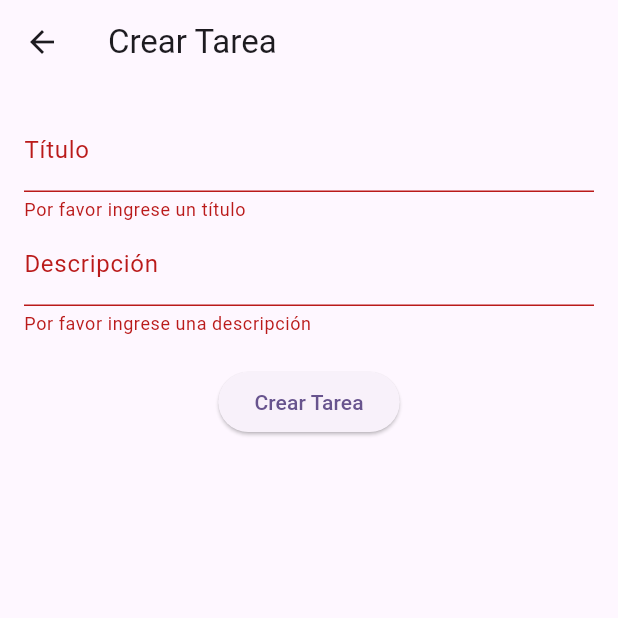
After one commit to MDA-Y-DGP/App, a Flutter app: the CrearTarea screen opened directly, after a tap on "Crear Tarea", on a phone screen of 412 x 824 dp, the top half of it. The commit adds this screen. Run offline on Flutter 3.47's test engine with Material 3 defaults, Android fonts, the phone set to English and light mode, and no system bars; our stand-ins replace cloud_firestore, firebase_core, firebase_storage, image_picker; accounts and stored records are empty.

Commit message:
Añadido tareas y creación de tareas

```diff
--- /dev/null
+++ b/agenda_ptval/lib/controlador/tarea_controller.dart
@@ -0,0 +1,34 @@
+import 'package:cloud_firestore/cloud_firestore.dart';
+import 'package:agenda_ptval/modelo/tarea_modelo.dart';
+
+
+class TareaController {
+  final CollectionReference _tareasCollection =
+      FirebaseFirestore.instance.collection('tareas');
+
+  Future<void> crearTarea(Tarea tarea) async {
+    // Obtener todas las tareas para encontrar el mayor ID
+    QuerySnapshot querySnapshot = await _tareasCollection.get();
+    int maxId = 0;
+
+    for (var doc in querySnapshot.docs) {
+      int currentId = doc['id'] as int;
+      if (currentId > maxId) {
+        maxId = currentId;
+      }
+    }
+
+    // Asignar a la nueva tarea un ID que sea uno más que el mayor ID encontrado
+    int newId = maxId + 1;
+
+    // Crear la nueva tarea con el ID asignado
+    Tarea nuevaTarea = Tarea(
+      idTarea: newId,
+      titulo: tarea.titulo,
+      descripcion: tarea.descripcion,
+    );
+
+    // Guardar la nueva tarea en Firestore
+    await _tareasCollection.doc(newId.toString()).set(nuevaTarea.toMap());
+  }
+}
--- /dev/null
+++ b/agenda_ptval/lib/modelo/tarea_modelo.dart
@@ -0,0 +1,19 @@
+class Tarea {
+  final int idTarea;
+  final String titulo;
+  final String descripcion;
+
+  Tarea({
+    required this.idTarea,
+    required this.titulo,
+    required this.descripcion,
+  });
+
+  Map<String, dynamic> toMap() {
+    return {
+      'idTarea': idTarea,
+      'titulo': titulo,
+      'descripcion': descripcion,
+    };
+  }
+}
--- /dev/null
+++ b/agenda_ptval/lib/vista/crear_tarea.dart
@@ -0,0 +1,76 @@
+import 'package:flutter/material.dart';
+import 'package:agenda_ptval/modelo/tarea_modelo.dart';
+import 'package:agenda_ptval/controlador/tarea_controller.dart';
+
+class CrearTarea extends StatefulWidget {
+  @override
+  _CrearTareaState createState() => _CrearTareaState();
+}
+
+class _CrearTareaState extends State<CrearTarea> {
+  final _formKey = GlobalKey<FormState>();
+  final _tituloController = TextEditingController();
+  final _descripcionController = TextEditingController();
+  final TareaController _tareaController = TareaController();
+
+  @override
+  Widget build(BuildContext context) {
+    return Scaffold(
+      appBar: AppBar(
+        title: Text('Crear Tarea'),
+      ),
+      body: Padding(
+        padding: const EdgeInsets.all(16.0),
+        child: Form(
+          key: _formKey,
+          child: Column(
+            children: [
+              TextFormField(
+                controller: _tituloController,
+                decoration: InputDecoration(labelText: 'Título'),
+                validator: (value) {
+                  if (value == null || value.isEmpty) {
+                    return 'Por favor ingrese un título';
+                  }
+                  return null;
+                },
+              ),
+              TextFormField(
+                controller: _descripcionController,
+                decoration: InputDecoration(labelText: 'Descripción'),
+                validator: (value) {
+                  if (value == null || value.isEmpty) {
+                    return 'Por favor ingrese una descripción';
+                  }
+                  return null;
+                },
+              ),
+              SizedBox(height: 20),
+              ElevatedButton(
+                onPressed: () async {
+                  if (_formKey.currentState!.validate()) {
+                    Tarea nuevaTarea = Tarea(
+                      idTarea: 0, // El ID será asignado por el controlador
+                      titulo: _tituloController.text,
+                      descripcion: _descripcionController.text,
+                    );
+
+                    await _tareaController.crearTarea(nuevaTarea);
+
+                    ScaffoldMessenger.of(context).showSnackBar(
+                      SnackBar(content: Text('Tarea creada exitosamente')),
+                    );
+
+                    _tituloController.clear();
+                    _descripcionController.clear();
+                  }
+                },
+                child: Text('Crear Tarea'),
+              ),
+            ],
+          ),
+        ),
+      ),
+    );
+  }
+}
--- a/agenda_ptval/lib/vista/inicio_administrador.dart
+++ b/agenda_ptval/lib/vista/inicio_administrador.dart
@@ -3,6 +3,7 @@ import '../modelo/profesor_modelo.dart';
 import 'agregar_clase.dart';
 import 'registro_estudiante.dart';
 import 'registro_profesor.dart'; // Importar la pantalla de registro de profesor
+import 'crear_tarea.dart'; // Importar la pantalla de creación de tareas
 
 class PantallaInicioAdministrador extends StatelessWidget {
   final Profesor profesor;
@@ -62,6 +63,18 @@ class PantallaInicioAdministrador extends StatelessWidget {
               },
               child: const Text('Registrar Profesor'),
             ),
+            const SizedBox(height: 10),
+            ElevatedButton(
+              onPressed: () {
+                Navigator.push(
+                  context,
+                  MaterialPageRoute(
+                      builder: (context) =>
+                          CrearTarea()), // Navegar a la pantalla de creación de tareas
+                );
+              },
+              child: const Text('Crear Tarea'),
+            ),
           ],
         ),
       ),
```
